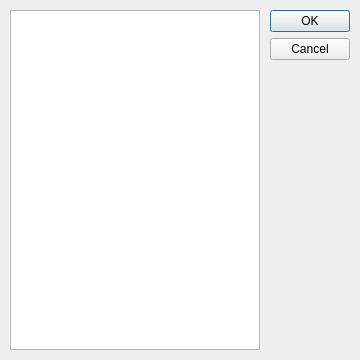
First picture: the form in libEPLViz/ui/interfacepicker.ui, repository epl-viz/EPL-Viz, before the edit.
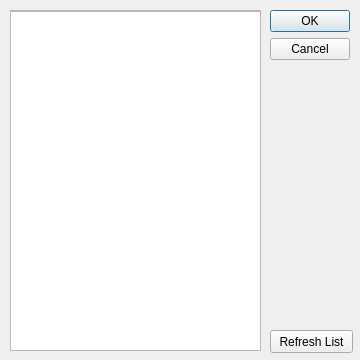
Second picture: the form after the edit. Custom widgets are drawn as their Qt base class.

Commit message: Added signal/slots and refresh button to the InterfacePicker

Diff of the .ui file:
```diff
--- a/libEPLViz/ui/interfacepicker.ui
+++ b/libEPLViz/ui/interfacepicker.ui
@@ -29,17 +29,60 @@
     <set>QDialogButtonBox::Cancel|QDialogButtonBox::Ok</set>
    </property>
   </widget>
-  <widget class="QTableView" name="tableView">
+  <widget class="QPushButton" name="refreshButton">
+   <property name="geometry">
+    <rect>
+     <x>270</x>
+     <y>330</y>
+     <width>83</width>
+     <height>23</height>
+    </rect>
+   </property>
+   <property name="text">
+    <string>Refresh List</string>
+   </property>
+  </widget>
+  <widget class="QScrollArea" name="scrollArea">
    <property name="geometry">
     <rect>
      <x>10</x>
      <y>10</y>
-     <width>250</width>
-     <height>340</height>
+     <width>251</width>
+     <height>341</height>
     </rect>
    </property>
+   <property name="widgetResizable">
+    <bool>true</bool>
+   </property>
+   <widget class="QWidget" name="scrollAreaWidgetContents">
+    <property name="geometry">
+     <rect>
+      <x>0</x>
+      <y>0</y>
+      <width>249</width>
+      <height>339</height>
+     </rect>
+    </property>
+    <widget class="InterfaceListWidget" name="interfaceList">
+     <property name="geometry">
+      <rect>
+       <x>-10</x>
+       <y>0</y>
+       <width>261</width>
+       <height>341</height>
+      </rect>
+     </property>
+    </widget>
+   </widget>
   </widget>
  </widget>
+ <customwidgets>
+  <customwidget>
+   <class>InterfaceListWidget</class>
+   <extends>QListWidget</extends>
+   <header>interfacelistwidget.hpp</header>
+  </customwidget>
+ </customwidgets>
  <resources/>
  <connections>
   <connection>
```
Left out of the diff: 19 changed lines with no effect on the pictures. The commit also changes 4 other files.
